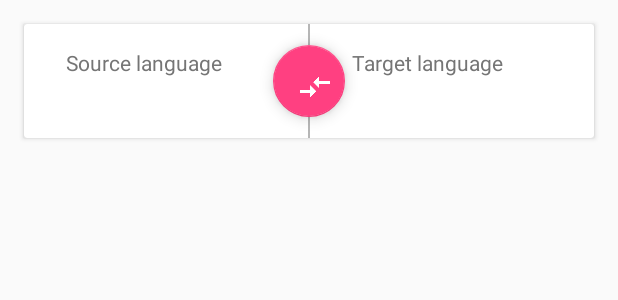
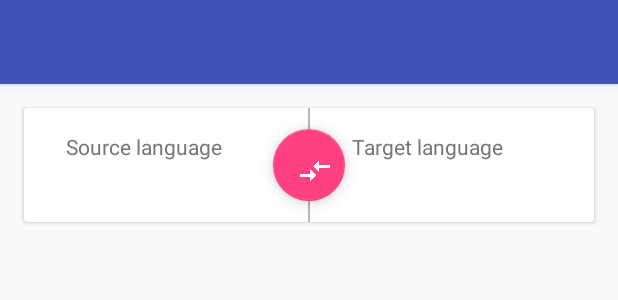
Before and after one commit to SergeiMikevich/yandex_translate, an Android app: the layout fragment_translate.xml on its own in the app's theme, with its tools: preview values and no code run, on a phone screen of 412 x 824 dp. Shown: the top 300 px of the screen. Run offline under Robolectric (Android 15) with nearby library versions, the phone set to English and light mode, and no system bars.

Commit message:
added toolbar in translate fragment

```diff
--- a/app/src/main/java/mikes/dept/yandextranslate/screen/translate/TranslateFragment.java
+++ b/app/src/main/java/mikes/dept/yandextranslate/screen/translate/TranslateFragment.java
@@ -2,6 +2,8 @@ package mikes.dept.yandextranslate.screen.translate;
 
 import android.app.Activity;
 import android.content.Intent;
+import android.support.v7.app.AppCompatActivity;
+import android.support.v7.widget.Toolbar;
 
 import butterknife.BindView;
 import butterknife.ButterKnife;
@@ -23,6 +25,9 @@ public class TranslateFragment
         extends BaseFragment<TranslateContract.Presenter>
         implements TranslateContract.View, OnItemClickListenerLanguageSelector {
 
+    @BindView(R.id.toolbar)
+    Toolbar mToolbar;
+
     @BindView(R.id.language_selector_view)
     LanguageSelectorView mLanguageSelectorView;
 
@@ -43,6 +48,7 @@ public class TranslateFragment
         ButterKnife.bind(this, mView);
         mLoadingView = LoadingDialog.view(getChildFragmentManager());
         mLanguageSelectorView.setOnClickListener(this);
+        ((AppCompatActivity)getActivity()).setSupportActionBar(mToolbar);
     }
 
     @Override
--- a/app/src/main/res/layout/fragment_translate.xml
+++ b/app/src/main/res/layout/fragment_translate.xml
@@ -1,12 +1,16 @@
 <?xml version="1.0" encoding="utf-8"?>
-<FrameLayout
+<LinearLayout
     xmlns:android="http://schemas.android.com/apk/res/android"
     android:layout_width="match_parent"
-    android:layout_height="match_parent">
+    android:layout_height="match_parent"
+    android:orientation="vertical">
+
+    <include
+        layout="@layout/view_toolbar"/>
 
     <mikes.dept.yandextranslate.widget.languageselector.LanguageSelectorView
         android:id="@+id/language_selector_view"
         android:layout_width="match_parent"
         android:layout_height="wrap_content"/>
 
-</FrameLayout>
+</LinearLayout>
```
